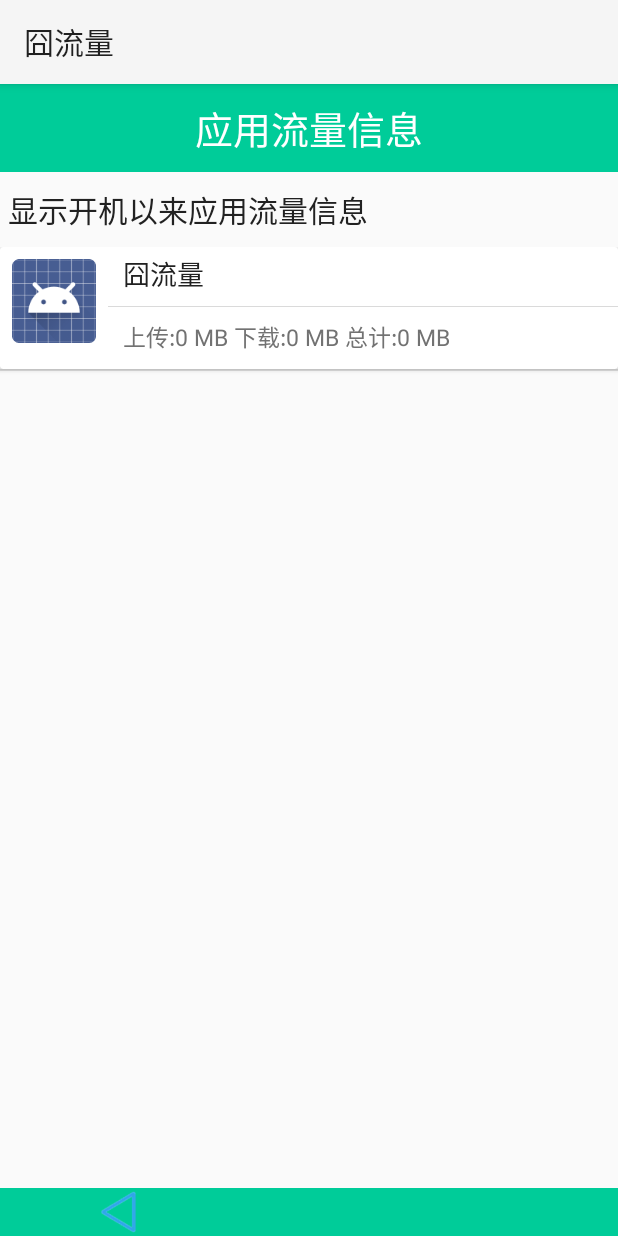
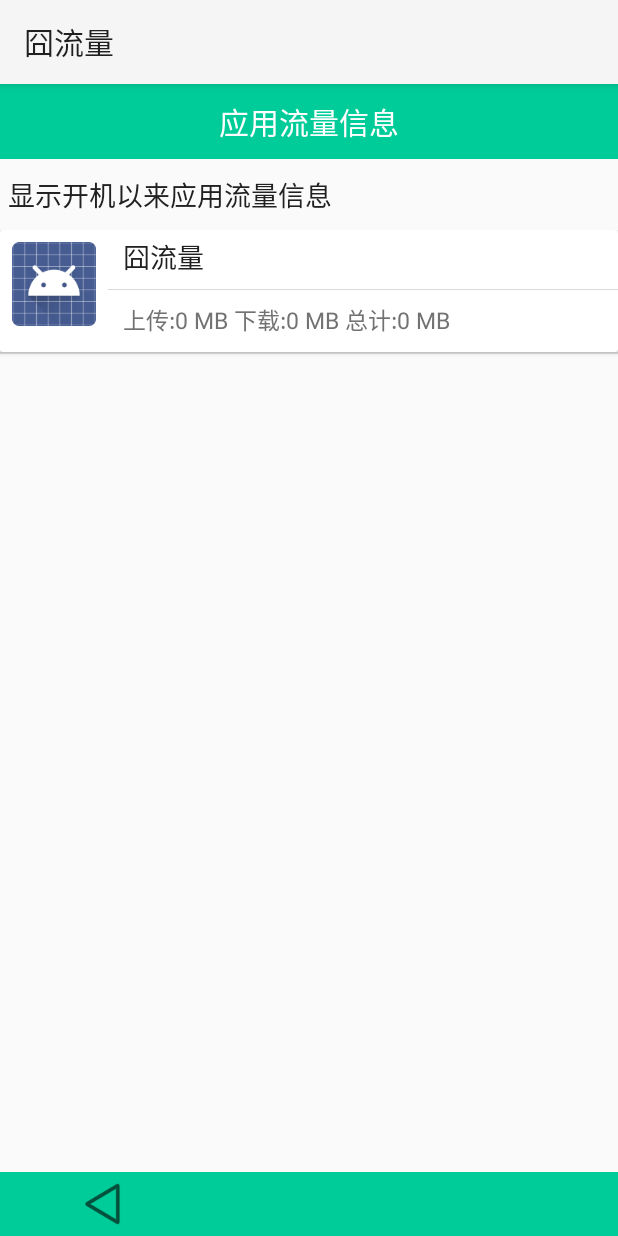
Before and after one commit to yunxiyinzhe/NetworkTrafficMonitor, an Android app: the TrafficAppDetailActivity screen opened directly, with no data from a screen before it, on a phone screen of 412 x 824 dp. Run offline under Robolectric (Android 15) with nearby library versions, the phone set to English and light mode, and no system bars.

Commit message:
it still looks not cool

```diff
--- a/app/src/main/res/layout/traffic_app_detail_layout.xml
+++ b/app/src/main/res/layout/traffic_app_detail_layout.xml
@@ -22,7 +22,7 @@
                 android:layout_centerVertical="true"
                 android:text="@string/app_detail_title"
                 android:textColor="#FFF"
-                android:textSize="25sp" />
+                android:textSize="20sp" />
 
         </RelativeLayout>
 
@@ -32,7 +32,7 @@
         android:layout_height="wrap_content"
         android:text="@string/app_detail_tips"
         android:layout_gravity="center_vertical"
-        android:textSize="20sp"
+        android:textSize="18sp"
         android:textColor="@color/text"
         android:layout_marginLeft="5sp"
         android:layout_marginTop="10sp"
@@ -56,6 +56,12 @@
         android:orientation="horizontal"
         android:layout_width="match_parent"
         android:layout_height="wrap_content">
+        <LinearLayout
+            android:orientation="horizontal"
+            android:layout_width="match_parent"
+            android:layout_height="wrap_content"
+            android:layout_marginTop="5dp"
+            android:layout_marginBottom="5dp">
             <ImageButton
                 android:layout_width="wrap_content"
                 android:layout_height="wrap_content"
@@ -68,13 +74,19 @@
                 android:layout_height="wrap_content"
                 android:id="@+id/app_detail_button"
                 android:layout_weight="1"
-            android:background="@color/button_background"/>
+                android:background="@color/button_background"
+                android:src ="@drawable/ic_menu_back"
+                android:visibility="invisible" />
             <ImageButton
                 android:layout_width="wrap_content"
                 android:layout_height="wrap_content"
                 android:id="@+id/setting_button"
                 android:layout_weight="1"
-            android:background="@color/button_background"/>
+                android:background="@color/button_background"
+                android:src ="@drawable/ic_menu_back"
+                android:visibility="invisible" />
+
+        </LinearLayout>
 
     </LinearLayout>
 </LinearLayout>
--- a/app/src/main/res/values/colors.xml
+++ b/app/src/main/res/values/colors.xml
@@ -14,7 +14,7 @@
     <color name="secondary">#727272</color>
     <color name="hint">#B8B8B8</color>
     <color name="dividers">#DADADA</color>
-
+    <color name="bottomBar">#B8B8B8</color>
     <!-- general colors for drawer -->
     <color name="list_background">#F2F2F2</color>
     <!-- primary colors for drawer -->
@@ -25,7 +25,7 @@
     <color name="drawer_arrow_second_color">#303f9f</color>
 
     <color name="material_indigo_500">#3F51B5</color>
-    <color name="material_indigo_600">#3949AB</color>
+    <color name="material_indigo_600">#727272</color>
     <color name="material_pink_500">#E91E63</color>
     <color name="material_red_400">#EF5350</color>
 </resources>
--- a/app/src/main/res/values/styles.xml
+++ b/app/src/main/res/values/styles.xml
@@ -3,6 +3,6 @@
     <style name="AppTheme" parent="Theme.AppCompat">
         <item name="colorPrimary">@color/primary_color</item>
         <item name="colorPrimaryDark">@color/material_indigo_600</item>
-        <item name="colorAccent">@color/material_pink_500</item>
+        <item name="colorAccent">@color/material_indigo_600</item>
     </style>
 </resources>
```
Also changed, not shown: app/src/main/res/layout/traffic_detail_layout.xml (+8 -1 lines), app/src/main/res/layout/traffic_setting_layout.xml (+9 -1 lines), app/src/main/res/drawable-xhdpi/ic_app.png, app/src/main/res/drawable-xhdpi/ic_app_pressed.png, app/src/main/res/drawable-xhdpi/ic_back.png, app/src/main/res/drawable-xhdpi/ic_back_pressed.png, app/src/main/res/drawable-xhdpi/ic_setting.png, app/src/main/res/drawable-xhdpi/ic_setting_pressed.png. Lines whose indentation alone changed are shown as unchanged.
